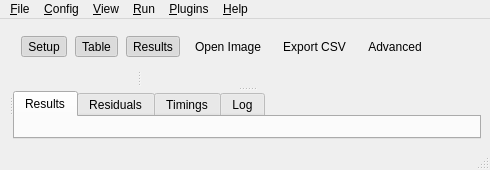
Qt form src/menipy/gui/views/main_window_split.ui (carenaudo/Menipy) before a commit.
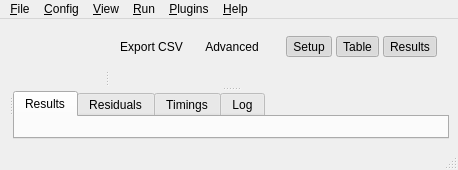
The same form after that commit. Icons and pictures are not drawn.

Patch:
```diff
--- a/src/menipy/gui/views/main_window_split.ui
+++ b/src/menipy/gui/views/main_window_split.ui
@@ -87,52 +87,25 @@
        <property name="bottomMargin"><number>8</number></property>
        <property name="spacing"><number>8</number></property>
        <item>
-        <widget class="QToolButton" name="toggleSetupBtn">
-         <property name="toolTip"><string>Toggle setup rail</string></property>
-         <property name="text"><string>Setup</string></property>
-         <property name="checkable"><bool>true</bool></property>
-         <property name="checked"><bool>true</bool></property>
-         <property name="autoRaise"><bool>true</bool></property>
+        <widget class="QWidget" name="workflowAnalysisHost" native="true">
+         <layout class="QHBoxLayout" name="workflowAnalysisLayout">
+          <property name="leftMargin"><number>0</number></property>
+          <property name="topMargin"><number>0</number></property>
+          <property name="rightMargin"><number>12</number></property>
+          <property name="bottomMargin"><number>0</number></property>
+          <property name="spacing"><number>6</number></property>
+         </layout>
         </widget>
        </item>
        <item>
-        <widget class="QToolButton" name="toggleInspectBtn">
-         <property name="toolTip"><string>Toggle results table</string></property>
-         <property name="text"><string>Table</string></property>
-         <property name="checkable"><bool>true</bool></property>
-         <property name="checked"><bool>true</bool></property>
-         <property name="autoRaise"><bool>true</bool></property>
-        </widget>
-       </item>
-       <item>
-        <widget class="QToolButton" name="toggleKeyResultsBtn">
-         <property name="toolTip"><string>Toggle key results panel</string></property>
-         <property name="text"><string>Results</string></property>
-         <property name="checkable"><bool>true</bool></property>
-         <property name="checked"><bool>true</bool></property>
-         <property name="autoRaise"><bool>true</bool></property>
-        </widget>
-       </item>
-       <item>
-        <widget class="QToolButton" name="actionOpenImageBtn">
-         <property name="text"><string>Open Image</string></property>
-         <property name="toolTip"><string>Load a single image into the active analysis</string></property>
-         <property name="autoRaise"><bool>true</bool></property>
-        </widget>
-       </item>
-       <item>
-        <widget class="QToolButton" name="actionExportCsvBtn">
-         <property name="text"><string>Export CSV</string></property>
-         <property name="toolTip"><string>Export the visible results table to CSV</string></property>
-         <property name="autoRaise"><bool>true</bool></property>
-        </widget>
-       </item>
-       <item>
-       <widget class="QToolButton" name="workflowAdvancedBtn">
-         <property name="text"><string>Advanced</string></property>
-         <property name="toolTip"><string>Open SOP and pipeline stage controls</string></property>
-         <property name="checkable"><bool>false</bool></property>
-         <property name="autoRaise"><bool>true</bool></property>
+        <widget class="QWidget" name="workflowSourceHost" native="true">
+         <layout class="QHBoxLayout" name="workflowSourceLayout">
+          <property name="leftMargin"><number>12</number></property>
+          <property name="topMargin"><number>0</number></property>
+          <property name="rightMargin"><number>12</number></property>
+          <property name="bottomMargin"><number>0</number></property>
+          <property name="spacing"><number>6</number></property>
+         </layout>
         </widget>
        </item>
        <item>
@@ -146,6 +119,59 @@
          </property>
         </spacer>
        </item>
+       <item>
+        <widget class="QToolButton" name="actionExportCsvBtn">
+         <property name="text"><string>Export CSV</string></property>
+         <property name="toolTip"><string>Export the visible results table to CSV</string></property>
+         <property name="autoRaise"><bool>true</bool></property>
+        </widget>
+       </item>
+       <item>
+       <widget class="QToolButton" name="workflowAdvancedBtn">
+         <property name="text"><string>Advanced</string></property>
+         <property name="toolTip"><string>Open SOP and pipeline stage controls</string></property>
+         <property name="checkable"><bool>false</bool></property>
+         <property name="autoRaise"><bool>true</bool></property>
+        </widget>
+       </item>
+       <item>
+        <widget class="QWidget" name="workflowPanelToggleHost" native="true">
+         <layout class="QHBoxLayout" name="workflowPanelToggleLayout">
+          <property name="leftMargin"><number>12</number></property>
+          <property name="topMargin"><number>0</number></property>
+          <property name="rightMargin"><number>0</number></property>
+          <property name="bottomMargin"><number>0</number></property>
+          <property name="spacing"><number>4</number></property>
+          <item>
+           <widget class="QToolButton" name="toggleSetupBtn">
+            <property name="toolTip"><string>Toggle setup rail</string></property>
+            <property name="text"><string>Setup</string></property>
+            <property name="checkable"><bool>true</bool></property>
+            <property name="checked"><bool>true</bool></property>
+            <property name="autoRaise"><bool>true</bool></property>
+           </widget>
+          </item>
+          <item>
+           <widget class="QToolButton" name="toggleInspectBtn">
+            <property name="toolTip"><string>Toggle results table</string></property>
+            <property name="text"><string>Table</string></property>
+            <property name="checkable"><bool>true</bool></property>
+            <property name="checked"><bool>true</bool></property>
+            <property name="autoRaise"><bool>true</bool></property>
+           </widget>
+          </item>
+          <item>
+           <widget class="QToolButton" name="toggleKeyResultsBtn">
+            <property name="toolTip"><string>Toggle key results panel</string></property>
+            <property name="text"><string>Results</string></property>
+            <property name="checkable"><bool>true</bool></property>
+            <property name="checked"><bool>true</bool></property>
+            <property name="autoRaise"><bool>true</bool></property>
+           </widget>
+          </item>
+         </layout>
+        </widget>
+       </item>
       </layout>
      </widget>
     </item>
```
